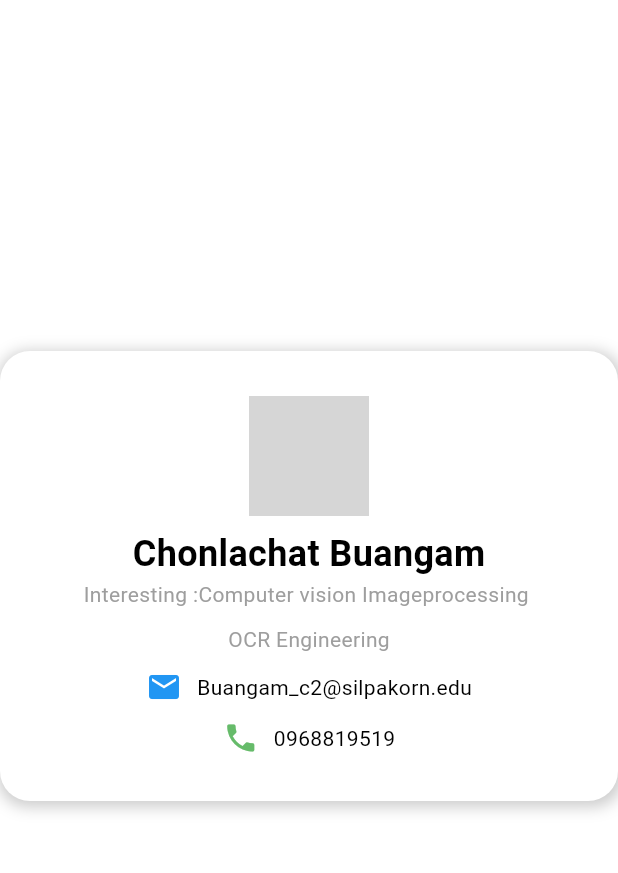
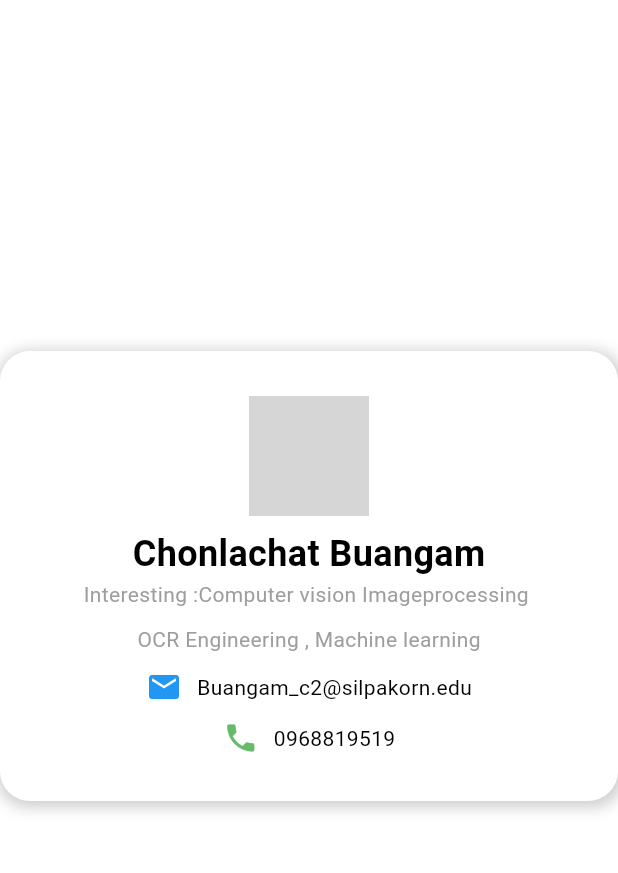
Before and after one commit to Lifthx/final_exam_640710505, a Flutter app: the screen it shows after launch, on a phone screen of 412 x 824 dp, the part 84-957 px from its top. Run offline on Flutter 3.47's test engine with Material 3 defaults, Android fonts, the light colour scheme and no system bars; network calls fail; grey boxes are pictures that could not be loaded.

Commit message:
ready_for_exam

```diff
--- a/lib/profile.dart
+++ b/lib/profile.dart
@@ -26,7 +26,7 @@ class ProfilePageCard extends StatelessWidget {
         child: Profilecard(
           name: 'Chonlachat Buangam',
           interesting: 'Interesting :Computer vision Imageprocessing ',
-          position: 'OCR Engineering',
+          position: 'OCR Engineering , Machine learning',
           email: 'Buangam_c2@silpakorn.edu',
           phoneNumber: '0968819519',
           imageurl:
```
Lines whose indentation alone changed are shown as unchanged.
